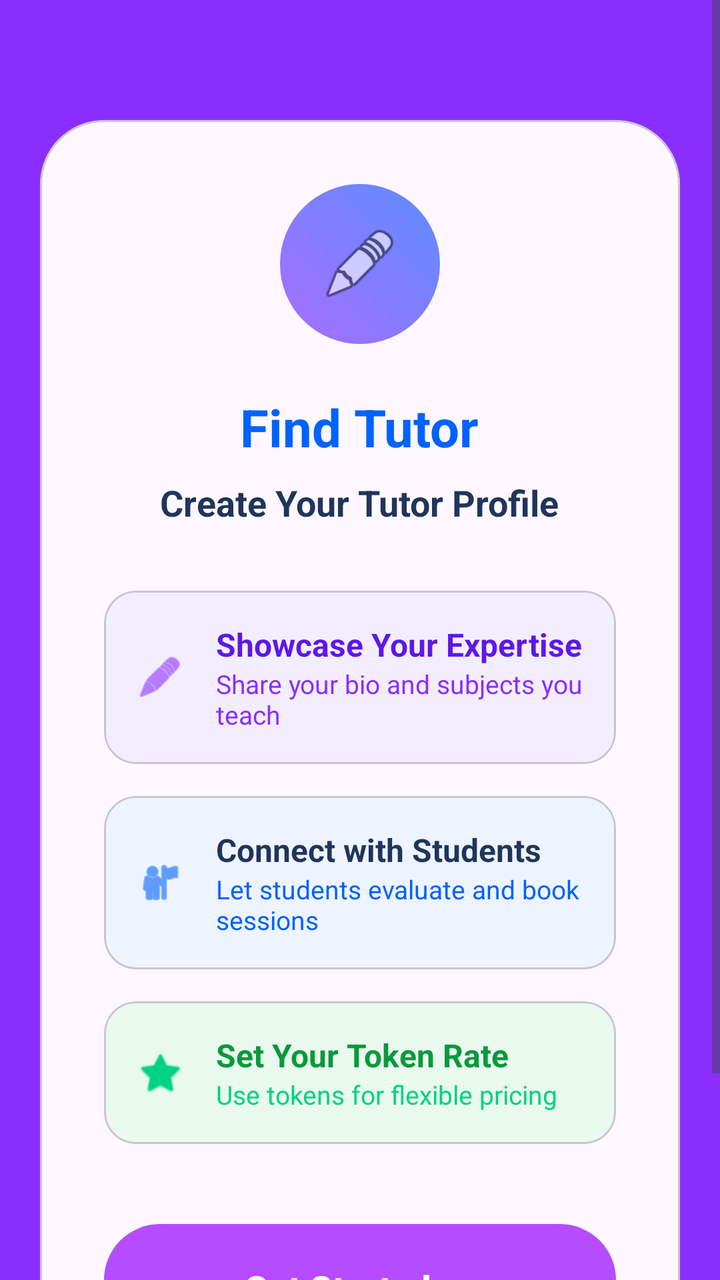
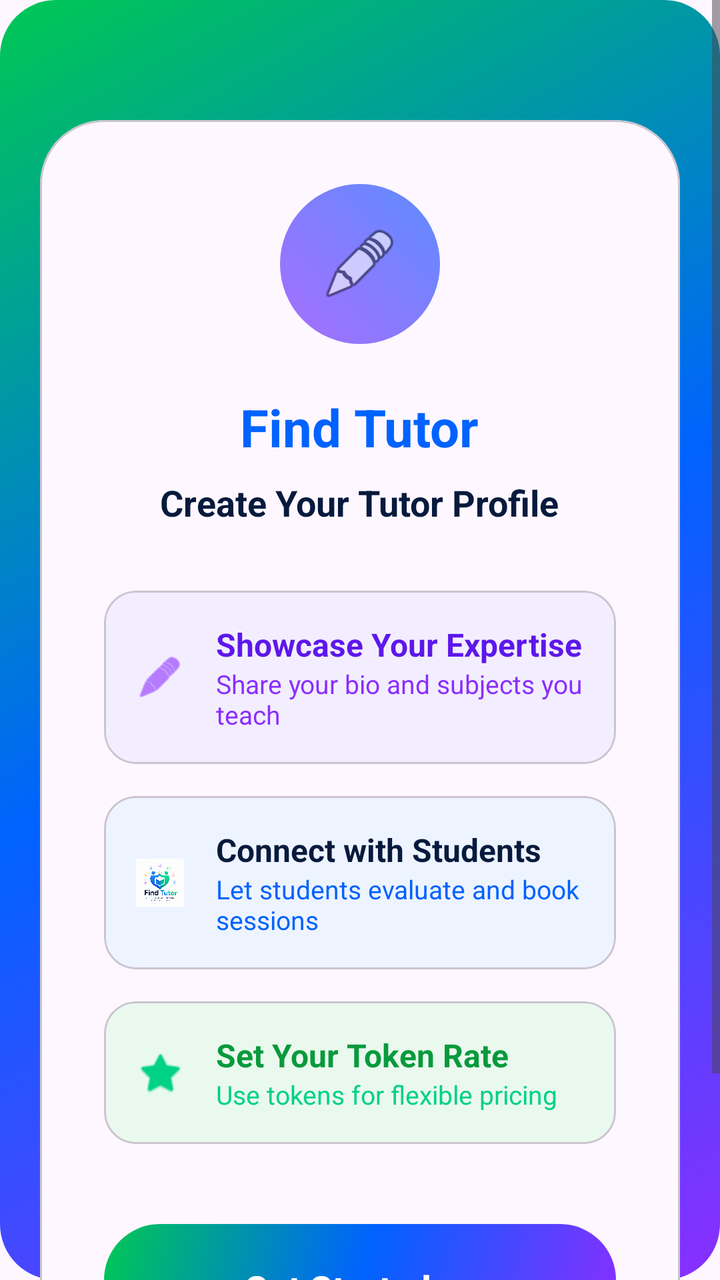

The first picture is an Android layout as it rendered before a commit; the second is the same layout after the commit. The layout source and the unified diff follow.
<!-- AndroidManifest.xml: application theme Theme.PeerTutoringApollo -->
<!-- res/layout/fragment_tutor_intro.xml -->
<?xml version="1.0" encoding="utf-8"?>
<ScrollView xmlns:android="http://schemas.android.com/apk/res/android"
    xmlns:app="http://schemas.android.com/apk/res-auto"
    android:layout_width="match_parent"
    android:layout_height="match_parent"
    android:background="#8A2EFF"
    android:fillViewport="true">

    <LinearLayout
        android:layout_width="match_parent"
        android:layout_height="wrap_content"
        android:gravity="center_horizontal"
        android:orientation="vertical"
        android:padding="20dp">

        <com.google.android.material.card.MaterialCardView
            android:layout_width="match_parent"
            android:layout_height="wrap_content"
            android:layout_marginTop="40dp"
            app:cardCornerRadius="32dp"
            app:cardElevation="0dp">

            <LinearLayout
                android:layout_width="match_parent"
                android:layout_height="wrap_content"
                android:orientation="vertical"
                android:padding="32dp">

                <ImageView
                    android:layout_width="80dp"
                    android:layout_height="80dp"
                    android:layout_gravity="center_horizontal"
                    android:src="@android:drawable/ic_menu_edit"
                    android:background="@drawable/bg_circle_gradient"
                    android:padding="20dp" />

                <TextView
                    android:layout_width="wrap_content"
                    android:layout_height="wrap_content"
                    android:layout_gravity="center_horizontal"
                    android:layout_marginTop="24dp"
                    android:text="Find Tutor"
                    android:textColor="#0062FF"
                    android:textSize="26sp"
                    android:textStyle="bold" />

                <TextView
                    android:layout_width="wrap_content"
                    android:layout_height="wrap_content"
                    android:layout_gravity="center_horizontal"
                    android:layout_marginTop="8dp"
                    android:text="Create Your Tutor Profile"
                    android:textColor="#1F355B"
                    android:textSize="18sp"
                    android:textStyle="bold" />

                
                <com.google.android.material.card.MaterialCardView
                    android:layout_width="match_parent"
                    android:layout_height="wrap_content"
                    android:layout_marginTop="32dp"
                    app:cardCornerRadius="16dp"
                    app:cardBackgroundColor="#F3EEFF"
                    app:cardElevation="0dp">
                    <LinearLayout
                        android:layout_width="match_parent"
                        android:layout_height="wrap_content"
                        android:orientation="horizontal"
                        android:padding="16dp"
                        android:gravity="center_vertical">
                        <ImageView
                            android:layout_width="24dp"
                            android:layout_height="24dp"
                            android:src="@android:drawable/ic_menu_edit"
                            app:tint="#8A2EFF" />
                        <LinearLayout
                            android:layout_width="wrap_content"
                            android:layout_height="wrap_content"
                            android:orientation="vertical"
                            android:layout_marginStart="16dp">
                            <TextView
                                android:layout_width="wrap_content"
                                android:layout_height="wrap_content"
                                android:text="Showcase Your Expertise"
                                android:textColor="#5E17EB"
                                android:textSize="16sp"
                                android:textStyle="bold" />
                            <TextView
                                android:layout_width="wrap_content"
                                android:layout_height="wrap_content"
                                android:text="Share your bio and subjects you teach"
                                android:textColor="#8A2EFF"
                                android:textSize="13sp" />
                        </LinearLayout>
                    </LinearLayout>
                </com.google.android.material.card.MaterialCardView>

                
                <com.google.android.material.card.MaterialCardView
                    android:layout_width="match_parent"
                    android:layout_height="wrap_content"
                    android:layout_marginTop="16dp"
                    app:cardCornerRadius="16dp"
                    app:cardBackgroundColor="#EEF4FF"
                    app:cardElevation="0dp">
                    <LinearLayout
                        android:layout_width="match_parent"
                        android:layout_height="wrap_content"
                        android:orientation="horizontal"
                        android:padding="16dp"
                        android:gravity="center_vertical">
                        <ImageView
                            android:layout_width="24dp"
                            android:layout_height="24dp"
                            android:src="@android:drawable/ic_menu_myplaces"
                            app:tint="#0062FF" />
                        <LinearLayout
                            android:layout_width="wrap_content"
                            android:layout_height="wrap_content"
                            android:orientation="vertical"
                            android:layout_marginStart="16dp">
                            <TextView
                                android:layout_width="wrap_content"
                                android:layout_height="wrap_content"
                                android:text="Connect with Students"
                                android:textColor="#1F355B"
                                android:textSize="16sp"
                                android:textStyle="bold" />
                            <TextView
                                android:layout_width="wrap_content"
                                android:layout_height="wrap_content"
                                android:text="Let students evaluate and book sessions"
                                android:textColor="#0062FF"
                                android:textSize="13sp" />
                        </LinearLayout>
                    </LinearLayout>
                </com.google.android.material.card.MaterialCardView>

                
                <com.google.android.material.card.MaterialCardView
                    android:layout_width="match_parent"
                    android:layout_height="wrap_content"
                    android:layout_marginTop="16dp"
                    app:cardCornerRadius="16dp"
                    app:cardBackgroundColor="#EAF9EE"
                    app:cardElevation="0dp">
                    <LinearLayout
                        android:layout_width="match_parent"
                        android:layout_height="wrap_content"
                        android:orientation="horizontal"
                        android:padding="16dp"
                        android:gravity="center_vertical">
                        <ImageView
                            android:layout_width="24dp"
                            android:layout_height="24dp"
                            android:src="@android:drawable/btn_star_big_on"
                            app:tint="#00D285" />
                        <LinearLayout
                            android:layout_width="wrap_content"
                            android:layout_height="wrap_content"
                            android:orientation="vertical"
                            android:layout_marginStart="16dp">
                            <TextView
                                android:layout_width="wrap_content"
                                android:layout_height="wrap_content"
                                android:text="Set Your Token Rate"
                                android:textColor="#089A3C"
                                android:textSize="16sp"
                                android:textStyle="bold" />
                            <TextView
                                android:layout_width="wrap_content"
                                android:layout_height="wrap_content"
                                android:text="Use tokens for flexible pricing"
                                android:textColor="#00D285"
                                android:textSize="13sp" />
                        </LinearLayout>
                    </LinearLayout>
                </com.google.android.material.card.MaterialCardView>

                <Button
                    android:id="@+id/buttonGetStarted"
                    android:layout_width="match_parent"
                    android:layout_height="64dp"
                    android:layout_marginTop="40dp"
                    android:background="@drawable/bg_button_gradient"
                    android:text="Get Started →"
                    android:textAllCaps="false"
                    android:textColor="#FFFFFF"
                    android:textSize="18sp"
                    android:textStyle="bold"
                    app:backgroundTint="@null" />

                <TextView
                    android:layout_width="wrap_content"
                    android:layout_height="wrap_content"
                    android:layout_gravity="center_horizontal"
                    android:layout_marginTop="16dp"
                    android:text="Takes about 3 minutes"
                    android:textColor="#8B97A8"
                    android:textSize="14sp" />

            </LinearLayout>
        </com.google.android.material.card.MaterialCardView>
    </LinearLayout>
</ScrollView>
<!-- resources referenced by this layout -->
<resources>
  <!-- drawable bg_button_gradient (drawable) -->
  <?xml version="1.0" encoding="utf-8"?>
  <shape xmlns:android="http://schemas.android.com/apk/res/android">
      <gradient
          android:startColor="#B54CFF"
          android:endColor="#B54CFF"
          android:angle="0" />
      <corners android:radius="28dp" />
  </shape>
  <!-- drawable bg_circle_gradient (drawable) -->
  <?xml version="1.0" encoding="utf-8"?>
  <shape xmlns:android="http://schemas.android.com/apk/res/android" android:shape="oval">
      <gradient
          android:startColor="#A86EFF"
          android:endColor="#5D8CFF"
          android:angle="45" />
  </shape>
  <style name="Theme.PeerTutoringApollo" parent="Base.Theme.PeerTutoringApollo" />
  <style name="Base.Theme.PeerTutoringApollo" parent="Theme.Material3.DayNight.NoActionBar">
          
          
      </style>
</resources>

<!-- the commit's change to res/layout/fragment_tutor_intro.xml (unified diff, before → after) -->
@@ -3,7 +3,7 @@
     xmlns:app="http://schemas.android.com/apk/res-auto"
     android:layout_width="match_parent"
     android:layout_height="match_parent"
-    android:background="#8A2EFF"
+    android:background="@drawable/bg_button_gradient"
     android:fillViewport="true">
 
     <LinearLayout
@@ -50,7 +50,7 @@
                     android:layout_gravity="center_horizontal"
                     android:layout_marginTop="8dp"
                     android:text="Create Your Tutor Profile"
-                    android:textColor="#1F355B"
+                    android:textColor="#071A3D"
                     android:textSize="18sp"
                     android:textStyle="bold" />
 
@@ -112,8 +112,7 @@
                         <ImageView
                             android:layout_width="24dp"
                             android:layout_height="24dp"
-                            android:src="@android:drawable/ic_menu_myplaces"
-                            app:tint="#0062FF" />
+                            android:src="@drawable/ic_app_logo"></ImageView>
                         <LinearLayout
                             android:layout_width="wrap_content"
                             android:layout_height="wrap_content"
@@ -123,7 +122,7 @@
                                 android:layout_width="wrap_content"
                                 android:layout_height="wrap_content"
                                 android:text="Connect with Students"
-                                android:textColor="#1F355B"
+                                android:textColor="#071A3D"
                                 android:textSize="16sp"
                                 android:textStyle="bold" />
                             <TextView
<!-- resource entries referenced after the edit -->
@@ -4,9 +4,10 @@
   <?xml version="1.0" encoding="utf-8"?>
   <shape xmlns:android="http://schemas.android.com/apk/res/android">
       <gradient
-          android:startColor="#B54CFF"
-          android:endColor="#B54CFF"
-          android:angle="0" />
+          android:startColor="#8A2EFF"
+          android:centerColor="#0062FF"
+          android:endColor="#00C853"
+          android:angle="135" />
       <corners android:radius="28dp" />
   </shape>
   <!-- drawable bg_circle_gradient (drawable) -->
@@ -17,6 +18,7 @@
           android:endColor="#5D8CFF"
           android:angle="45" />
   </shape>
+  <!-- drawable ic_app_logo: png bitmap (drawable, 439467 bytes) -->
   <style name="Theme.PeerTutoringApollo" parent="Base.Theme.PeerTutoringApollo" />
   <style name="Base.Theme.PeerTutoringApollo" parent="Theme.Material3.DayNight.NoActionBar">
           
